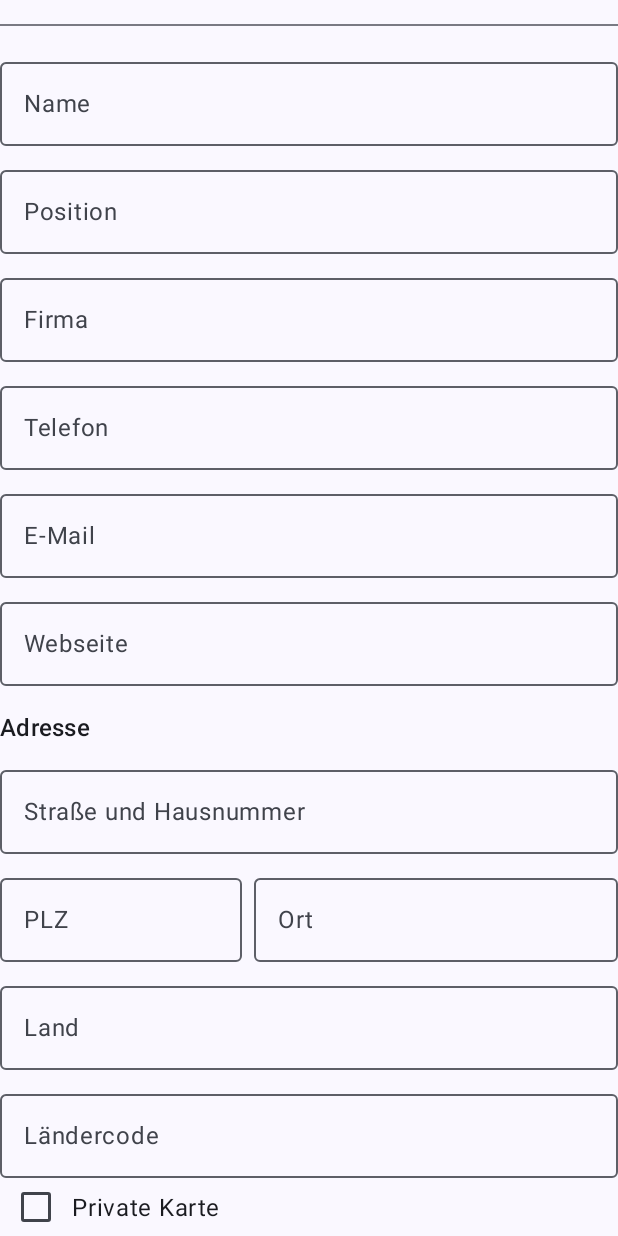
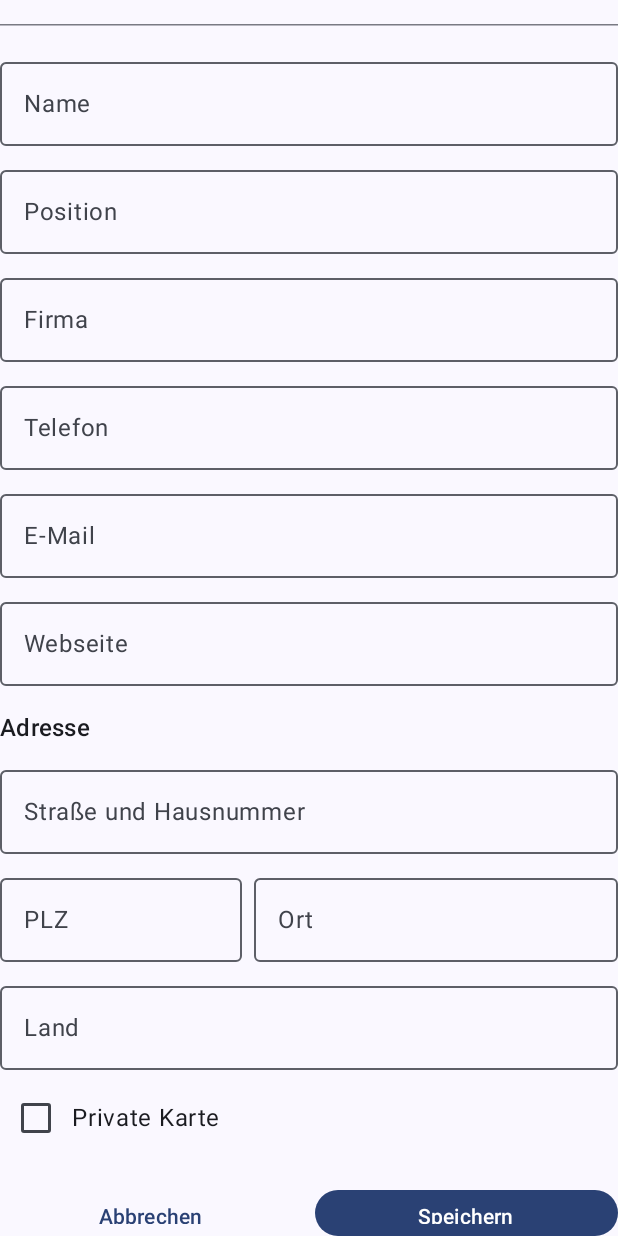
Before and after one commit to enthali/DvCard, an Android app built with Jetpack Compose: the composable CardEditView called with empty values, on a phone screen of 412 x 824 dp. Run offline under Robolectric (Android 15) with nearby library versions, the phone set to English and light mode, and no system bars; our stand-ins replace Room's generated code.

Commit message:
Entferne Ländercode-Feld
- Entfernung des countryCode-Felds aus dem BusinessCard-Datenmodell
- Entfernung des Ländercode-Eingabefelds aus der CardEditView
- Vereinfachung der Telefonnummerneingabe

```diff
--- a/app/src/main/java/de/drachenfels/dvcard/data/model/BusinessCard.kt
+++ b/app/src/main/java/de/drachenfels/dvcard/data/model/BusinessCard.kt
@@ -26,6 +26,5 @@
     val city: String = "",
     val country: String = "",
 
-    val isPrivate: Boolean = false,
-    val countryCode: String = ""
+    val isPrivate: Boolean = false
 )
--- a/app/src/main/java/de/drachenfels/dvcard/ui/components/CardEditView.kt
+++ b/app/src/main/java/de/drachenfels/dvcard/ui/components/CardEditView.kt
@@ -39,14 +39,13 @@
     var country by remember { mutableStateOf(card.country) }
 
     var isPrivate by remember { mutableStateOf(card.isPrivate) }
-    var countryCode by remember { mutableStateOf(card.countryCode) }
 
     Column(
         modifier = Modifier
             .fillMaxWidth()
             .padding(top = 16.dp)
     ) {
-        Divider(modifier = Modifier.padding(bottom = 16.dp))
+        HorizontalDivider(modifier = Modifier.padding(bottom = 16.dp))
 
         // Eingabefelder
         OutlinedTextField(
@@ -156,16 +155,6 @@
             singleLine = true
         )
 
-        Spacer(modifier = Modifier.height(8.dp))
-
-        OutlinedTextField(
-            value = countryCode,
-            onValueChange = { countryCode = it },
-            label = { Text("Ländercode") },
-            modifier = Modifier.fillMaxWidth(),
-            singleLine = true
-        )
-
         // Checkbox für Private/Geschäftliche Karte
         Row(
             modifier = Modifier
@@ -221,8 +210,7 @@
                             postalCode = postalCode,
                             city = city,
                             country = country,
-                            isPrivate = isPrivate,
-                            countryCode = countryCode
+                            isPrivate = isPrivate
                         )
                     )
                 },
```
